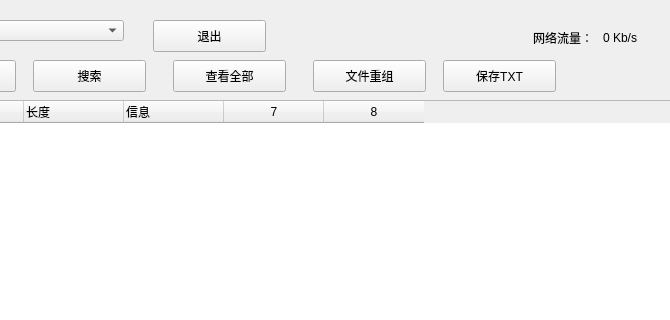
This is main.ui in cwellszhang/Sniffer as Qt 5 draws it before an edit; both pictures show x 377 to 1047 and y 0 to 320 of the 1047 by 813 pixel window. The edited form follows.
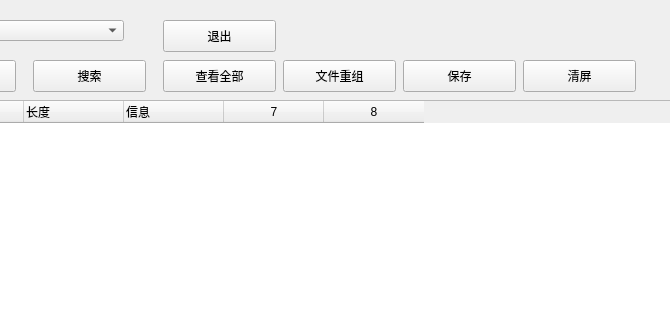
This is the edited form.

The edit to the form file:
```diff
--- a/main.ui
+++ b/main.ui
@@ -90,7 +90,7 @@
   <widget class="QPushButton" name="btn_viewlog">
    <property name="geometry">
     <rect>
-     <x>550</x>
+     <x>540</x>
      <y>60</y>
      <width>113</width>
      <height>32</height>
@@ -103,7 +103,7 @@
   <widget class="QPushButton" name="btn_recover">
    <property name="geometry">
     <rect>
-     <x>690</x>
+     <x>660</x>
      <y>60</y>
      <width>113</width>
      <height>32</height>
@@ -116,20 +116,20 @@
   <widget class="QPushButton" name="btn_save">
    <property name="geometry">
     <rect>
-     <x>820</x>
+     <x>780</x>
      <y>60</y>
      <width>113</width>
      <height>32</height>
     </rect>
    </property>
    <property name="text">
-    <string>保存TXT</string>
+    <string>保存</string>
    </property>
   </widget>
   <widget class="QPushButton" name="btn_exit">
    <property name="geometry">
     <rect>
-     <x>530</x>
+     <x>540</x>
      <y>20</y>
      <width>113</width>
      <height>32</height>
@@ -139,32 +139,6 @@
     <string>退出</string>
    </property>
   </widget>
-  <widget class="QLabel" name="label_2">
-   <property name="geometry">
-    <rect>
-     <x>910</x>
-     <y>30</y>
-     <width>60</width>
-     <height>16</height>
-    </rect>
-   </property>
-   <property name="text">
-    <string>网络流量：</string>
-   </property>
-  </widget>
-  <widget class="QLabel" name="label_3">
-   <property name="geometry">
-    <rect>
-     <x>980</x>
-     <y>30</y>
-     <width>60</width>
-     <height>16</height>
-    </rect>
-   </property>
-   <property name="text">
-    <string>0 Kb/s</string>
-   </property>
-  </widget>
   <widget class="QComboBox" name="choose_eth">
    <property name="geometry">
     <rect>
@@ -342,6 +316,19 @@
     </font>
    </property>
   </widget>
+  <widget class="QPushButton" name="btn_clear_history">
+   <property name="geometry">
+    <rect>
+     <x>900</x>
+     <y>60</y>
+     <width>113</width>
+     <height>32</height>
+    </rect>
+   </property>
+   <property name="text">
+    <string>清屏</string>
+   </property>
+  </widget>
   <action name="actionMenubar">
    <property name="text">
     <string>menubar</string>
```
